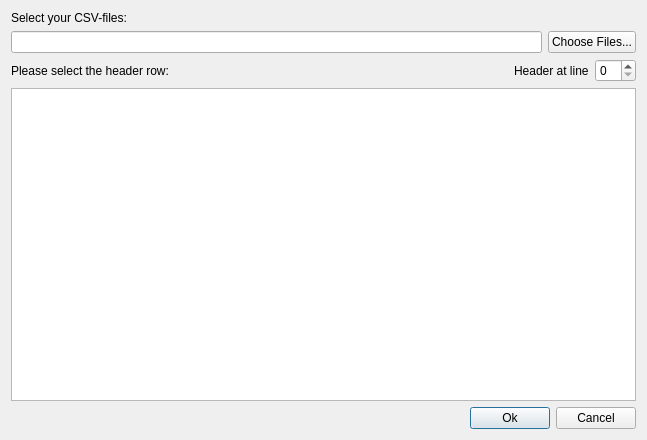
Qt form modules/TimeCurves/InitDialog.ui (antoniaschilling/open_iA_TimeCurves) before a commit.
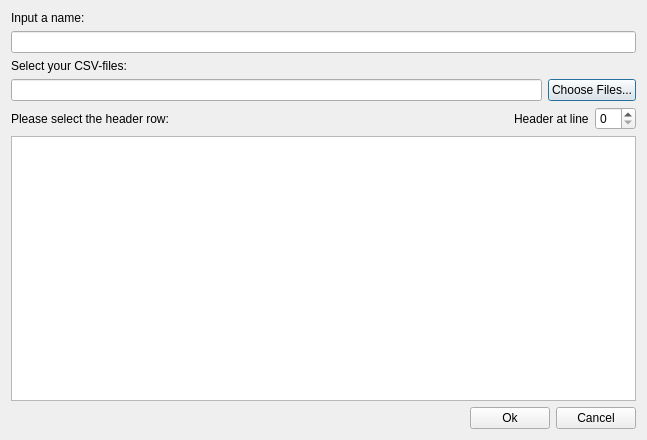
The same form after that commit.

What changed in the file:
```diff
--- a/modules/TimeCurves/InitDialog.ui
+++ b/modules/TimeCurves/InitDialog.ui
@@ -16,55 +16,14 @@
   <layout class="QVBoxLayout" name="verticalLayout">
    <item>
     <layout class="QGridLayout" name="gridLayout">
-     <item row="7" column="0">
-      <layout class="QHBoxLayout" name="horizontalLayout">
-       <item>
-        <spacer name="horizontalSpacer_2">
-         <property name="orientation">
-          <enum>Qt::Horizontal</enum>
-         </property>
-         <property name="sizeHint" stdset="0">
-          <size>
-           <width>40</width>
-           <height>20</height>
-          </size>
-         </property>
-        </spacer>
-       </item>
-       <item>
-        <widget class="QPushButton" name="acceptButton">
-         <property name="text">
-          <string>Ok</string>
-         </property>
-        </widget>
-       </item>
-       <item>
-        <widget class="QPushButton" name="cancelButton">
-         <property name="text">
-          <string>Cancel</string>
-         </property>
-        </widget>
-       </item>
-      </layout>
-     </item>
-     <item row="1" column="0">
-      <layout class="QHBoxLayout" name="horizontalLayout_3">
-       <item>
-        <widget class="QLineEdit" name="linePathEdit"/>
-       </item>
-       <item>
-        <widget class="QPushButton" name="chooseFileButton">
-         <property name="text">
-          <string>Choose Files...</string>
-         </property>
-        </widget>
-       </item>
-      </layout>
-     </item>
-     <item row="4" column="0">
-      <widget class="QTableWidget" name="tableWidget"/>
-     </item>
      <item row="2" column="0">
+      <widget class="QLabel" name="fileLabel">
+       <property name="text">
+        <string>Select your CSV-files:</string>
+       </property>
+      </widget>
+     </item>
+     <item row="4" column="0">
       <layout class="QHBoxLayout" name="horizontalLayout_2">
        <item>
         <widget class="QLabel" name="headerLabel_2">
@@ -98,10 +57,61 @@
        </item>
       </layout>
      </item>
+     <item row="3" column="0">
+      <layout class="QHBoxLayout" name="horizontalLayout_3">
+       <item>
+        <widget class="QLineEdit" name="linePathEdit"/>
+       </item>
+       <item>
+        <widget class="QPushButton" name="chooseFileButton">
+         <property name="text">
+          <string>Choose Files...</string>
+         </property>
+        </widget>
+       </item>
+      </layout>
+     </item>
+     <item row="6" column="0">
+      <widget class="QTableWidget" name="tableWidget"/>
+     </item>
+     <item row="9" column="0">
+      <layout class="QHBoxLayout" name="horizontalLayout">
+       <item>
+        <spacer name="horizontalSpacer_2">
+         <property name="orientation">
+          <enum>Qt::Horizontal</enum>
+         </property>
+         <property name="sizeHint" stdset="0">
+          <size>
+           <width>40</width>
+           <height>20</height>
+          </size>
+         </property>
+        </spacer>
+       </item>
+       <item>
+        <widget class="QPushButton" name="acceptButton">
+         <property name="text">
+          <string>Ok</string>
+         </property>
+        </widget>
+       </item>
+       <item>
+        <widget class="QPushButton" name="cancelButton">
+         <property name="text">
+          <string>Cancel</string>
+         </property>
+        </widget>
+       </item>
+      </layout>
+     </item>
+     <item row="1" column="0">
+      <widget class="QLineEdit" name="nameEdit"/>
+     </item>
      <item row="0" column="0">
-      <widget class="QLabel" name="fileLabel">
+      <widget class="QLabel" name="nameLabel">
        <property name="text">
-        <string>Select your CSV-files:</string>
+        <string>Input a name:</string>
        </property>
       </widget>
      </item>
```
